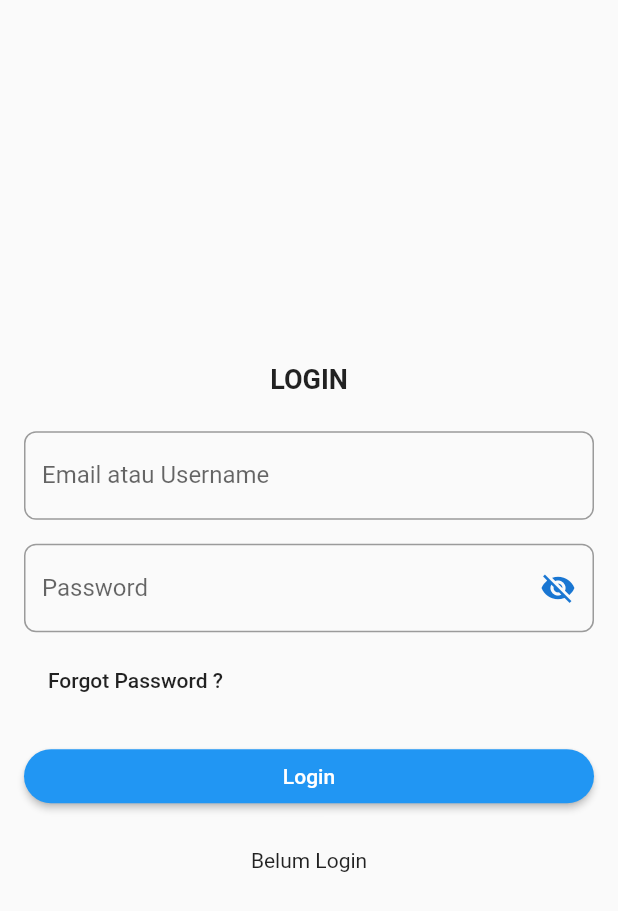
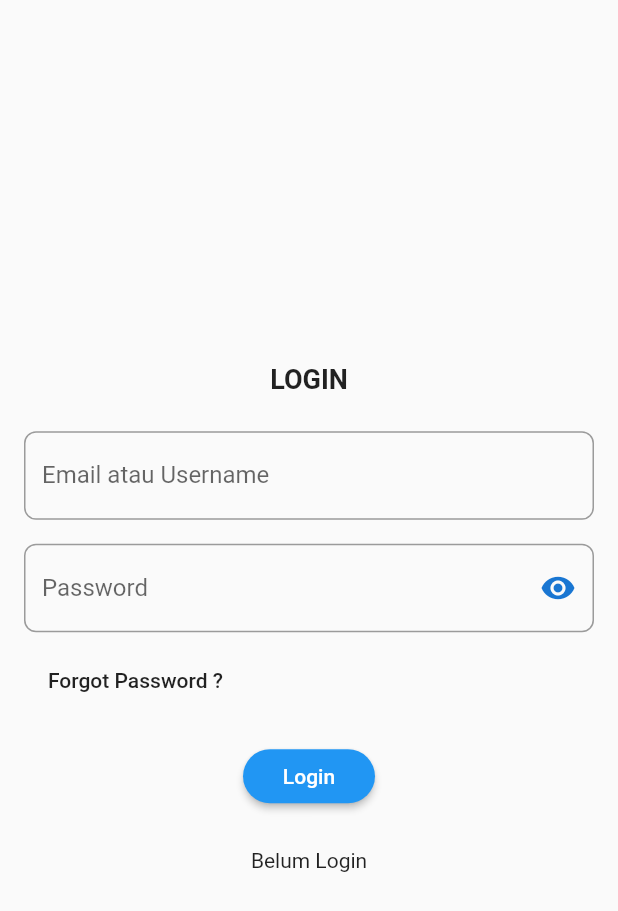
Before and after one commit to ahmadfaizk/flutter-expense, a Flutter app: the screen it shows after launch, on a phone screen of 412 x 824 dp. Shown: the top 911 px of the screen. Run offline on Flutter 3.47's test engine with Material 2 defaults, Android fonts, the phone set to English and light mode, and no system bars; our stand-ins replace bloc, equatable, flutter_bloc, get, pin_code_fields, shared_preferences.

Commit message:
update code

```diff
--- a/lib/bloc/bloc.dart
+++ b/lib/bloc/bloc.dart
@@ -3,5 +3,4 @@ export 'state/base_state.dart';
 export 'event/login_event.dart';
 export 'event/forgot_password_event.dart';
 export './login_bloc.dart';
-export './password_bloc.dart';
 export './forgot_password_bloc.dart';
--- a/lib/bloc/password_bloc.dart
+++ /dev/null
@@ -1,10 +0,0 @@
-import 'package:bloc/bloc.dart';
-
-class PasswordBloc extends Bloc<bool, bool> {
-  PasswordBloc() : super(true);
-
-  @override
-  Stream<bool> mapEventToState(bool event) async* {
-    yield event;
-  }
-}
--- a/lib/ui/login.dart
+++ b/lib/ui/login.dart
@@ -2,63 +2,87 @@ import 'package:expense/bloc/bloc.dart';
 import 'package:expense/model/models.dart';
 import 'package:flutter/material.dart';
 import 'package:flutter_bloc/flutter_bloc.dart';
+import 'package:get/route_manager.dart';
 import 'package:shared_preferences/shared_preferences.dart';
 
-class Login extends StatelessWidget {
+class Login extends StatefulWidget {
+  @override
+  _LoginState createState() => _LoginState();
+}
+
+class _LoginState extends State<Login> {
+  bool _isHidePassword = true;
+  final _formKey = GlobalKey<FormState>();
+  final TextEditingController emailController = TextEditingController();
+  final TextEditingController passwordController = TextEditingController();
+
+  @override
+  void dispose() {
+    super.dispose();
+    emailController.dispose();
+    passwordController.dispose();
+  }
+
   @override
   Widget build(BuildContext context) {
-    bool isLoading = false;
-    TextEditingController emailController = TextEditingController();
-    TextEditingController passwordController = TextEditingController();
     return Scaffold(
       body: Builder(
         builder: (context) => Container(
           margin: EdgeInsets.all(16),
-          child: isLoading
-              ? Center(child: CircularProgressIndicator())
-              : Column(
+          child: Form(
+            key: _formKey,
+            child: Column(
               mainAxisAlignment: MainAxisAlignment.center,
               children: <Widget>[
                 Container(
                   margin: EdgeInsets.only(bottom: 24),
                   child: Text(
                     "LOGIN",
-                        style: TextStyle(
-                            fontSize: 18, fontWeight: FontWeight.bold),
+                    style: TextStyle(fontSize: 18, fontWeight: FontWeight.bold),
                   ),
                 ),
                 Container(
-                      child: TextField(
+                  child: TextFormField(
                     controller: emailController,
                     decoration: InputDecoration(
                       border: OutlineInputBorder(
                           borderRadius: BorderRadius.circular(8)),
-                            labelText: "Email atau Username"),
+                      labelText: "Email atau Username",
+                    ),
+                    validator: (value) {
+                      if (value.isEmpty) {
+                        return "Email atau Username harus diisi";
+                      }
+                      return null;
+                    },
                   ),
                 ),
                 Container(
                   margin: EdgeInsets.fromLTRB(0, 16, 0, 8),
-                      child: BlocBuilder<PasswordBloc, bool>(
-                        builder: (context, state) => TextField(
+                  child: TextFormField(
                     controller: passwordController,
-                          obscureText: state,
+                    obscureText: _isHidePassword,
                     decoration: InputDecoration(
                         border: OutlineInputBorder(
                             borderRadius: BorderRadius.circular(8)),
                         labelText: "Password",
-                              suffixIcon: IconButton(
+                        suffixIcon: Container(
+                          child: IconButton(
                             icon: Icon(
-                                  state
-                                      ? Icons.visibility_off
-                                      : Icons.visibility,
+                              _isHidePassword
+                                  ? Icons.visibility
+                                  : Icons.visibility_off,
                               color: Theme.of(context).primaryColorDark,
                             ),
-                                onPressed: () {
-                                  BlocProvider.of<PasswordBloc>(context)
-                                      .add(!state);
+                            onPressed: () => _togglePasswordVisibility(),
+                          ),
+                        )),
+                    validator: (value) {
+                      if (value.isEmpty) {
+                        return "Password harus diisi";
+                      }
+                      return null;
                     },
-                              )),
-                        ),
                   ),
                 ),
                 Container(
@@ -68,23 +92,24 @@ class Login extends StatelessWidget {
                       FlatButton(
                         child: Text("Forgot Password ?"),
                         onPressed: () {
-                              Navigator.pushNamed(context, '/forgot_password');
+                          Get.offNamed('/forgot-password');
                         },
                       ),
                     ],
                   ),
                 ),
-                    SizedBox(
-                      width: double.infinity,
+                Container(
                   child: RaisedButton(
                     color: Theme.of(context).primaryColor,
                     textColor: Colors.white,
                     child: Text("Login"),
                     shape: StadiumBorder(),
                     onPressed: () {
+                      if (_formKey.currentState.validate()) {
                         BlocProvider.of<LoginBloc>(context).add(LoginEvent(
                             email: emailController.text,
                             password: passwordController.text));
+                      }
                     },
                   ),
                 ),
@@ -98,17 +123,17 @@ class Login extends StatelessWidget {
                         return Text((state).message);
                       } else if (state is SuccessState<Token>) {
                         print("Success state");
-                            _saveToken(state.data.token).then((value) =>
-                                Navigator.pushReplacementNamed(
-                                    context, '/home'));
+                        _saveToken(state.data.token)
+                            .then((value) => Get.offNamed('/home'));
                         return Container();
                       } else if (state is LoadingState) {
                         return CircularProgressIndicator();
                       } else {
-                            return Text("Tidak Login");
+                        return Container();
                       }
                     }))
               ],
+            ),
           ),
         ),
       ),
@@ -119,4 +144,10 @@ class Login extends StatelessWidget {
     SharedPreferences preferences = await SharedPreferences.getInstance();
     preferences.setString("token", token);
   }
+
+  void _togglePasswordVisibility() {
+    setState(() {
+      _isHidePassword = !_isHidePassword;
+    });
   }
+}
--- a/lib/ui/main.dart
+++ b/lib/ui/main.dart
@@ -3,14 +3,16 @@ import 'package:expense/repository/repositories.dart';
 import 'package:expense/ui/ui.dart';
 import 'package:flutter/material.dart';
 import 'package:flutter_bloc/flutter_bloc.dart';
+import 'package:get/route_manager.dart';
+import 'package:http/http.dart' as http;
 
 void main() {
   runApp(MyApp());
 }
 
 class MyApp extends StatelessWidget {
-  final ExpenseRepository repository =
-      ExpenseRepository(remoteDataSource: RemoteDataSource());
+  final ExpenseRepository repository = ExpenseRepository(
+      remoteDataSource: RemoteDataSource(httpClient: http.Client()));
   @override
   Widget build(BuildContext context) {
     return MultiBlocProvider(
@@ -18,23 +20,21 @@ class MyApp extends StatelessWidget {
         BlocProvider<LoginBloc>(
           create: (context) => LoginBloc(repository: repository),
         ),
-        BlocProvider<PasswordBloc>(
-          create: (context) => PasswordBloc(),
-        ),
         BlocProvider<ForgotPasswordBloc>(
           create: (context) => ForgotPasswordBloc(repository: repository),
         )
       ],
-      child: MaterialApp(
+      child: GetMaterialApp(
         initialRoute: '/',
-        routes: {
-          '/': (context) => SplashScreen(),
-          '/login': (context) => Login(),
-          '/forgot_password': (context) => ForgotPassword(),
-          '/verify_otp': (context) => VerifyOtp(),
-          '/reset_password': (context) => ResetPassword(),
-          '/home': (context) => Home()
-        },
+        getPages: [
+          GetPage(name: '/', page: () => SplashScreen()),
+          GetPage(name: '/login', page: () => Login()),
+          GetPage(name: '/forgot-password', page: () => ForgotPassword()),
+          GetPage(name: '/verify-otp', page: () => VerifyOtp()),
+          GetPage(name: '/reset-password', page: () => ResetPassword()),
+          GetPage(name: '/home', page: () => Home()),
+          GetPage(name: '/profile', page: () => Profile())
+        ],
       ),
     );
   }
--- a/lib/ui/reset_password.dart
+++ b/lib/ui/reset_password.dart
@@ -1,4 +1,5 @@
 import 'package:flutter/material.dart';
+import 'package:get/route_manager.dart';
 
 class ResetPassword extends StatefulWidget {
   @override
@@ -53,8 +54,7 @@ class _ResetPasswordState extends State<ResetPassword> {
                 textColor: Colors.white,
                 child: Text("Reset"),
                 onPressed: () {
-                  Navigator.pushNamedAndRemoveUntil(
-                      context, '/home', (route) => false);
+                  Get.offAllNamed('/login');
                 },
               ),
             )
--- a/lib/ui/ui.dart
+++ b/lib/ui/ui.dart
@@ -1,7 +1,8 @@
 export './main.dart';
 export './splash_screen.dart';
 export './login.dart';
-export './fogot_password.dart';
+export 'forgot_password.dart';
 export './verify_otp.dart';
 export './reset_password.dart';
 export './home.dart';
+export './profile.dart';
--- a/lib/ui/verify_otp.dart
+++ b/lib/ui/verify_otp.dart
@@ -1,5 +1,6 @@
 import 'dart:async';
 import 'package:flutter/material.dart';
+import 'package:get/route_manager.dart';
 import 'package:pin_code_fields/pin_code_fields.dart';
 
 class VerifyOtp extends StatefulWidget {
@@ -58,7 +59,7 @@ class _VerifyOtpState extends State<VerifyOtp> {
                 errorAnimationController: errorController,
                 onChanged: (value) {},
                 onCompleted: (value) {
-                  Navigator.pushReplacementNamed(context, '/reset_password');
+                  Get.offNamed('/reset-password');
                 },
               ),
             )
```
Also changed, not shown: lib/repository/remote/remote_data_source.dart (+13 -10 lines), lib/ui/app_drawer.dart (added, +108 -0 lines), lib/ui/bottom_appbar.dart (added, +38 -0 lines), lib/ui/home.dart (+3 -16 lines), lib/ui/profile.dart (added, +20 -0 lines), lib/ui/splash_screen.dart (+4 -4 lines), pubspec.yaml (+4 -3 lines), lib/ui/forgot_password.dart (renamed from lib/ui/fogot_password.dart), pubspec.lock. Lines whose indentation alone changed are shown as unchanged.
